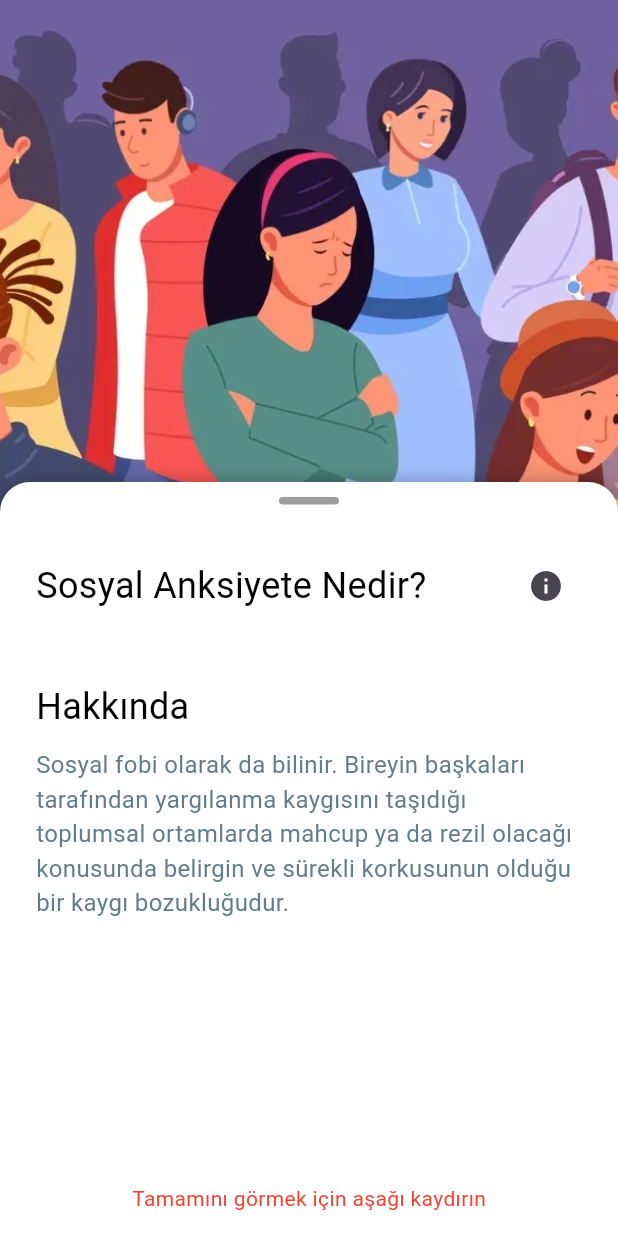
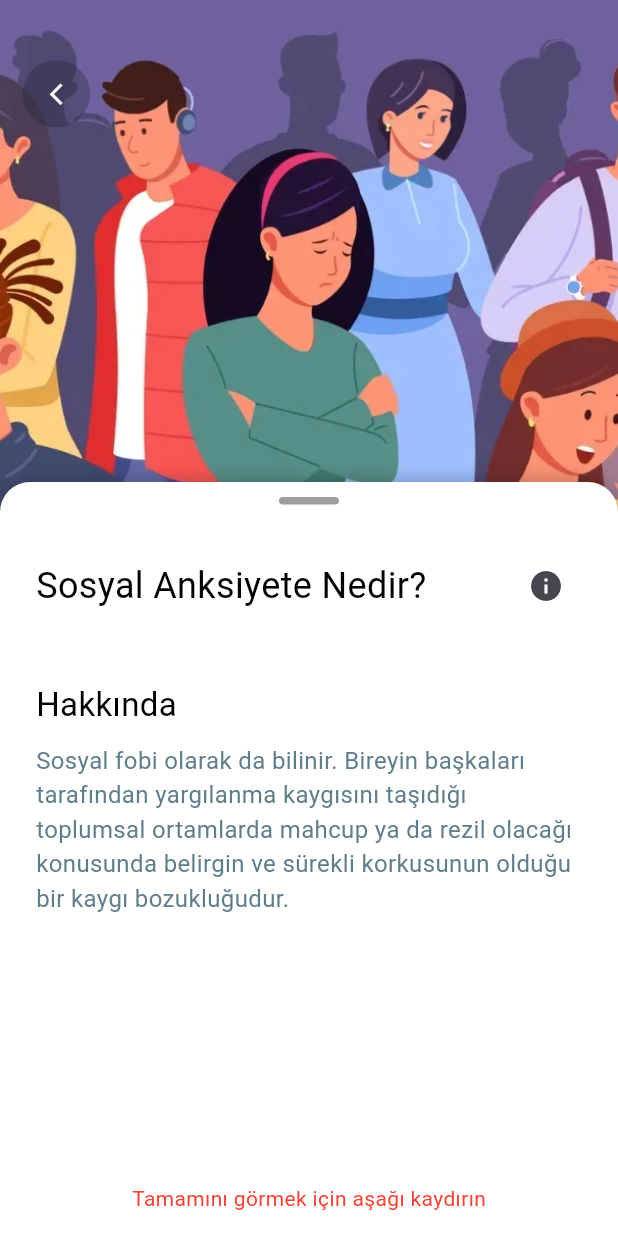
Before and after one commit to YunusEmreYildiz1/DengemGit, a Flutter app: the screen it shows after launch, on a phone screen of 412 x 824 dp. Run offline on Flutter 3.47's test engine with Material 3 defaults, Android fonts, the phone set to English and light mode, and no system bars; our stand-ins replace audioplayers, google_fonts.

Commit message:
info sayfası düzeltildi

```diff
--- a/lib/info.dart
+++ b/lib/info.dart
@@ -1,31 +1,26 @@
 import 'package:flutter/material.dart';
 
 class Info extends StatefulWidget {
-  final String title;
-  final String description;
-  final String imagePath;
-
-  const Info(this.title, this.description, this.imagePath, {Key? key}) : super(key: key);
+  const Info({Key? key}) : super(key: key);
 
   @override
   State<Info> createState() => _InfoState();
 }
 
 class _InfoState extends State<Info> {
-  late String _title;
-  late String _description;
-  late String _imagePath;
-  final DraggableScrollableController _scrollableController =
-  DraggableScrollableController();
+  final DraggableScrollableController _scrollableController = DraggableScrollableController();
   bool _isFullyOpened = false;
+
+  String _title = "Sosyal Anksiyete Nedir?";
+  String _description = "Sosyal fobi olarak da bilinir. Bireyin başkaları tarafından yargılanma kaygısını taşıdığı toplumsal ortamlarda mahcup ya da rezil olacağı konusunda belirgin ve sürekli korkusunun olduğu bir kaygı bozukluğudur.";
+  String _hakkinda = "Hakkında";
+  final String _imagePath = "assets/images/anskeyete.png";
+
+  String _initialDescription = "Sosyal fobi olarak da bilinir. Bireyin başkaları tarafından yargılanma kaygısını taşıdığı toplumsal ortamlarda mahcup ya da rezil olacağı konusunda belirgin ve sürekli korkusunun olduğu bir kaygı bozukluğudur.";
 
   @override
   void initState() {
     super.initState();
-
-    _title = widget.title;
-    _description = widget.description;
-    _imagePath = widget.imagePath;
 
     _scrollableController.addListener(() {
       setState(() {
@@ -49,6 +44,8 @@ class _InfoState extends State<Info> {
             child: Column(
               mainAxisAlignment: MainAxisAlignment.start,
               children: <Widget>[
+                Stack(
+                  children: [
                     ClipRect(
                       child: Align(
                         alignment: Alignment.topCenter,
@@ -63,6 +60,26 @@ class _InfoState extends State<Info> {
                           ),
                         ),
                       ),
+                    ),
+                    Positioned(
+                      top: 40,
+                      left: 15,
+                      child: Container(
+                        width: 45,
+                        height: 45,
+                        decoration: BoxDecoration(
+                          shape: BoxShape.circle,
+                          color: Color(0xFF1B1E28).withOpacity(0.3),
+                        ),
+                        child: IconButton(
+                          icon: Icon(Icons.arrow_back_ios_new, color: Colors.white,size: 17,),
+                          onPressed: () {
+                            Navigator.of(context).pop();
+                          },
+                        ),
+                      ),
+                    ),
+                  ],
                 ),
               ],
             ),
@@ -121,17 +138,29 @@ class _InfoState extends State<Info> {
                                   const Spacer(),
                                   IconButton(
                                     onPressed: () {
-                                      // Add your logic here
+                                      setState(() {
+                                        if (_description == _initialDescription) {
+                                          _description = "citation";
+                                        } else {
+                                          _description = _initialDescription;
+                                        }
+
+                                        if (_hakkinda == "Hakkında") {
+                                          _hakkinda = "Akademik Dayanağı";
+                                        } else {
+                                          _hakkinda = "Hakkında";
+                                        }
+                                      });
                                     },
                                     icon: const Icon(Icons.info),
                                   ),
                                 ],
                               ),
                               const SizedBox(height: 40),
-                              const Text(
-                                'Hakkında',
+                              Text(
+                                _hakkinda,
                                 style: TextStyle(
-                                  fontSize: 24,
+                                  fontSize: 22,
                                   color: Colors.black,
                                 ),
                                 overflow: TextOverflow.ellipsis,
--- a/lib/main.dart
+++ b/lib/main.dart
@@ -5,22 +5,20 @@ import 'package:untitled6/introduction.dart';
 import 'package:untitled6/loadingscreen.dart';
 import 'package:untitled6/breathe.dart';
 import 'package:untitled6/profil_sayfa.dart';
-import 'package:untitled6/info.dart';
+import 'package:untitled6/info.dart';  // Info sayfasını içe aktarıyoruz
 import 'package:untitled6/info2.dart';
 
 void main() {
   runApp(MaterialApp(
-    home: Info("Sosyal Anksiyete Nedir?", "Sosyal fobi olarak da bilinir. Bireyin başkaları tarafından yargılanma kaygısını taşıdığı toplumsal ortamlarda mahcup ya da rezil olacağı konusunda belirgin ve sürekli korkusunun olduğu bir kaygı bozukluğudur.", "assets/images/anskeyete.png"),
+    home: Info(),  // Info sayfasını ana sayfa olarak belirliyoruz
   ));
 }
 
 class AnaUygulama extends StatelessWidget {
-
   @override
   Widget build(BuildContext context) {
     return MaterialApp(
       home: profil(),
     );
   }
-
 }
```
Lines whose indentation alone changed are shown as unchanged.
